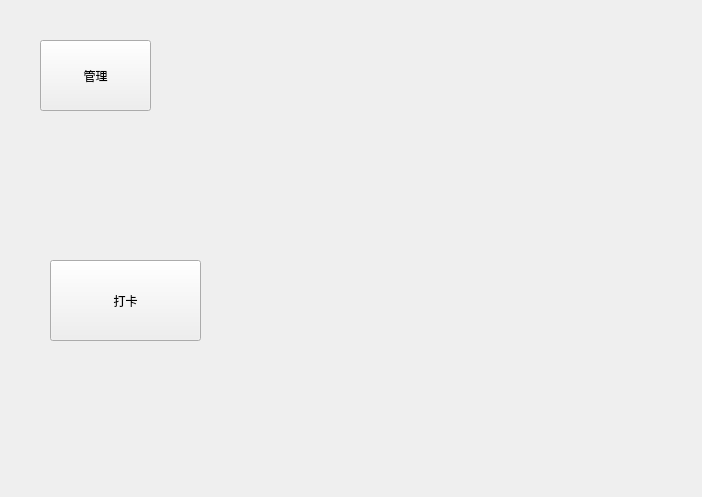
Qt form ATSystem/Homepage.ui (AKHYui/Swipe-System) before a commit.
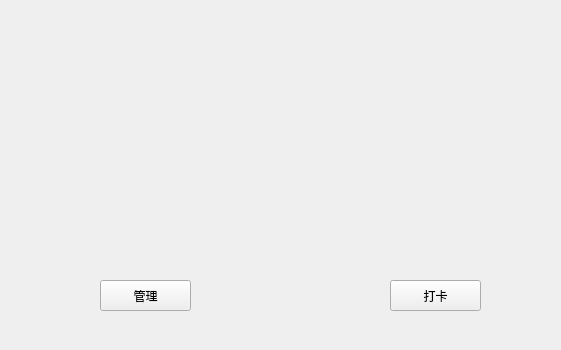
The same form after that commit. Icons and pictures are not drawn.

```diff
--- a/ATSystem/Homepage.ui
+++ b/ATSystem/Homepage.ui
@@ -6,38 +6,51 @@
    <rect>
     <x>0</x>
     <y>0</y>
-    <width>702</width>
-    <height>497</height>
+    <width>561</width>
+    <height>350</height>
    </rect>
   </property>
   <property name="windowTitle">
    <string>Form</string>
   </property>
-  <widget class="QPushButton" name="ctrl">
+  <widget class="QWidget" name="widget" native="true">
    <property name="geometry">
     <rect>
-     <x>40</x>
-     <y>40</y>
-     <width>111</width>
-     <height>71</height>
+     <x>0</x>
+     <y>0</y>
+     <width>561</width>
+     <height>351</height>
     </rect>
    </property>
-   <property name="text">
-    <string>管理</string>
+   <property name="styleSheet">
+    <string notr="true">image: url(:/new/prefix1/img/home.png);</string>
    </property>
-  </widget>
   <widget class="QPushButton" name="pushButton_2">
    <property name="geometry">
     <rect>
-     <x>50</x>
-     <y>260</y>
-     <width>151</width>
-     <height>81</height>
+      <x>390</x>
+      <y>280</y>
+      <width>91</width>
+      <height>31</height>
     </rect>
    </property>
    <property name="text">
     <string>打卡</string>
    </property>
+   </widget>
+   <widget class="QPushButton" name="ctrl">
+    <property name="geometry">
+     <rect>
+      <x>100</x>
+      <y>280</y>
+      <width>91</width>
+      <height>31</height>
+     </rect>
+    </property>
+    <property name="text">
+     <string>管理</string>
+    </property>
+   </widget>
   </widget>
  </widget>
  <resources/>
```
Lines whose indentation alone changed are shown as unchanged.
